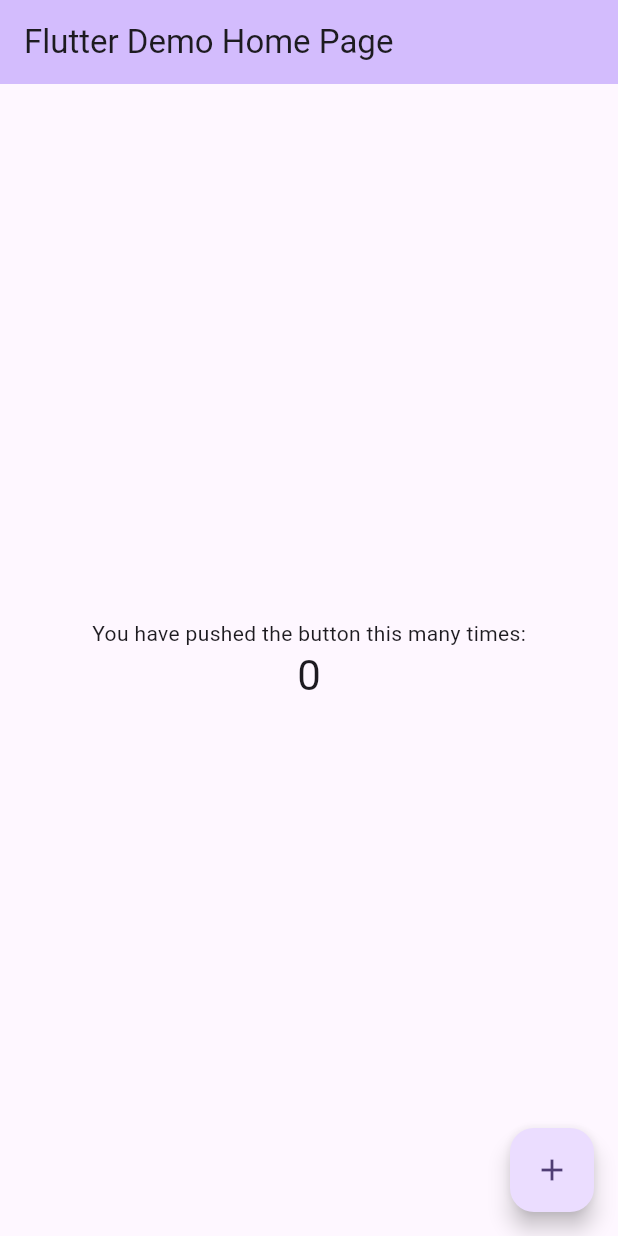
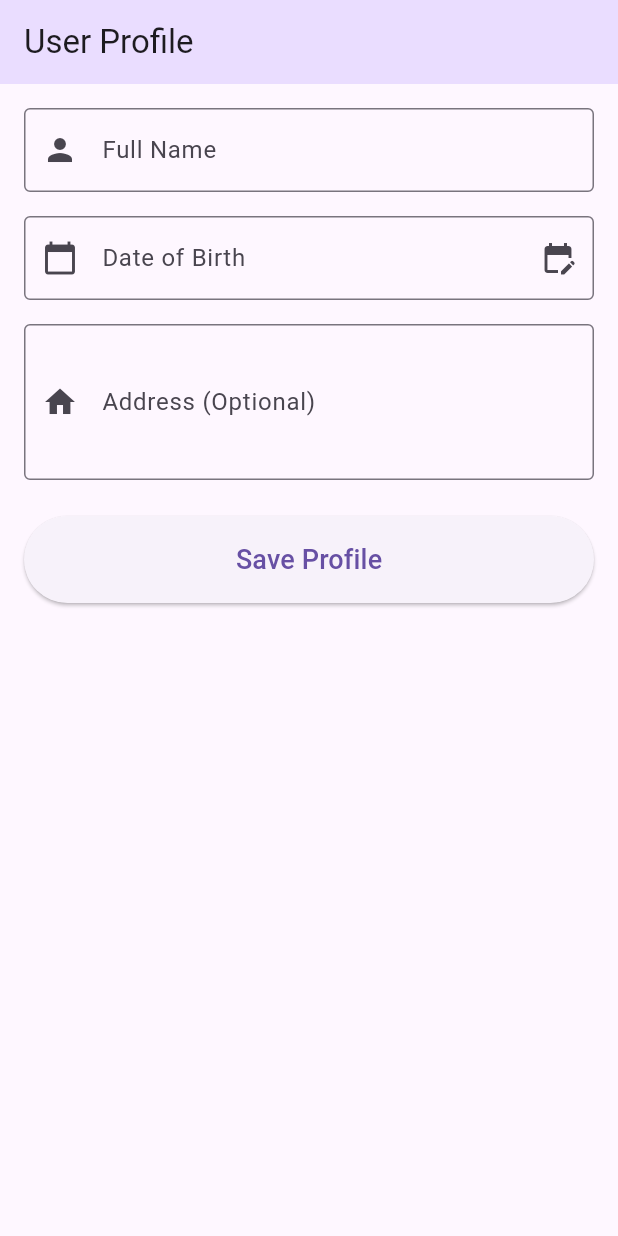
Before and after one commit to Jaslyn1191/hellohackers, a Flutter app: the screen it shows after launch, on a phone screen of 412 x 824 dp. Run offline on Flutter 3.47's test engine with Material 3 defaults, Android fonts, the phone set to English and light mode, and no system bars.

Commit message:
Added initial profile page

```diff
--- a/lib/main.dart
+++ b/lib/main.dart
@@ -1,4 +1,5 @@
 import 'package:flutter/material.dart';
+import 'profile_page.dart'; // Import your new page
 
 void main() {
   runApp(const MyApp());
@@ -7,116 +8,135 @@ void main() {
 class MyApp extends StatelessWidget {
   const MyApp({super.key});
 
-  // This widget is the root of your application.
   @override
   Widget build(BuildContext context) {
     return MaterialApp(
-      title: 'Flutter Demo',
-      theme: ThemeData(
-        // This is the theme of your application.
-        //
-        // TRY THIS: Try running your application with "flutter run". You'll see
-        // the application has a purple toolbar. Then, without quitting the app,
-        // try changing the seedColor in the colorScheme below to Colors.green
-        // and then invoke "hot reload" (save your changes or press the "hot
-        // reload" button in a Flutter-supported IDE, or press "r" if you used
-        // the command line to start the app).
-        //
-        // Notice that the counter didn't reset back to zero; the application
-        // state is not lost during the reload. To reset the state, use hot
-        // restart instead.
-        //
-        // This works for code too, not just values: Most code changes can be
-        // tested with just a hot reload.
-        colorScheme: .fromSeed(seedColor: Colors.deepPurple),
-      ),
-      home: const MyHomePage(title: 'Flutter Demo Home Page'),
+      title: 'OTC Medicine App',
+      theme: ThemeData(primarySwatch: Colors.blue),
+      home: const ProfilePage(), // Set ProfilePage as the home screen
     );
   }
 }
 
-class MyHomePage extends StatefulWidget {
-  const MyHomePage({super.key, required this.title});
+// import 'package:flutter/material.dart';
 
-  // This widget is the home page of your application. It is stateful, meaning
-  // that it has a State object (defined below) that contains fields that affect
-  // how it looks.
+// void main() {
+//   runApp(const MyApp());
+// }
 
-  // This class is the configuration for the state. It holds the values (in this
-  // case the title) provided by the parent (in this case the App widget) and
-  // used by the build method of the State. Fields in a Widget subclass are
-  // always marked "final".
+// class MyApp extends StatelessWidget {
+//   const MyApp({super.key});
 
-  final String title;
+//   // This widget is the root of your application.
+//   @override
+//   Widget build(BuildContext context) {
+//     return MaterialApp(
+//       title: 'Flutter Demo',
+//       theme: ThemeData(
+//         // This is the theme of your application.
+//         //
+//         // TRY THIS: Try running your application with "flutter run". You'll see
+//         // the application has a purple toolbar. Then, without quitting the app,
+//         // try changing the seedColor in the colorScheme below to Colors.green
+//         // and then invoke "hot reload" (save your changes or press the "hot
+//         // reload" button in a Flutter-supported IDE, or press "r" if you used
+//         // the command line to start the app).
+//         //
+//         // Notice that the counter didn't reset back to zero; the application
+//         // state is not lost during the reload. To reset the state, use hot
+//         // restart instead.
+//         //
+//         // This works for code too, not just values: Most code changes can be
+//         // tested with just a hot reload.
+//         colorScheme: .fromSeed(seedColor: Colors.deepPurple),
+//       ),
+//       home: const MyHomePage(title: 'Flutter Demo Home Page'),
+//     );
+//   }
+// }
 
-  @override
-  State<MyHomePage> createState() => _MyHomePageState();
-}
+// class MyHomePage extends StatefulWidget {
+//   const MyHomePage({super.key, required this.title});
 
-class _MyHomePageState extends State<MyHomePage> {
-  int _counter = 0;
+//   // This widget is the home page of your application. It is stateful, meaning
+//   // that it has a State object (defined below) that contains fields that affect
+//   // how it looks.
 
-  void _incrementCounter() {
-    setState(() {
-      // This call to setState tells the Flutter framework that something has
-      // changed in this State, which causes it to rerun the build method below
-      // so that the display can reflect the updated values. If we changed
-      // _counter without calling setState(), then the build method would not be
-      // called again, and so nothing would appear to happen.
-      _counter++;
-    });
-  }
+//   // This class is the configuration for the state. It holds the values (in this
+//   // case the title) provided by the parent (in this case the App widget) and
+//   // used by the build method of the State. Fields in a Widget subclass are
+//   // always marked "final".
 
-  @override
-  Widget build(BuildContext context) {
-    // This method is rerun every time setState is called, for instance as done
-    // by the _incrementCounter method above.
-    //
-    // The Flutter framework has been optimized to make rerunning build methods
-    // fast, so that you can just rebuild anything that needs updating rather
-    // than having to individually change instances of widgets.
-    return Scaffold(
-      appBar: AppBar(
-        // TRY THIS: Try changing the color here to a specific color (to
-        // Colors.amber, perhaps?) and trigger a hot reload to see the AppBar
-        // change color while the other colors stay the same.
-        backgroundColor: Theme.of(context).colorScheme.inversePrimary,
-        // Here we take the value from the MyHomePage object that was created by
-        // the App.build method, and use it to set our appbar title.
-        title: Text(widget.title),
-      ),
-      body: Center(
-        // Center is a layout widget. It takes a single child and positions it
-        // in the middle of the parent.
-        child: Column(
-          // Column is also a layout widget. It takes a list of children and
-          // arranges them vertically. By default, it sizes itself to fit its
-          // children horizontally, and tries to be as tall as its parent.
-          //
-          // Column has various properties to control how it sizes itself and
-          // how it positions its children. Here we use mainAxisAlignment to
-          // center the children vertically; the main axis here is the vertical
-          // axis because Columns are vertical (the cross axis would be
-          // horizontal).
-          //
-          // TRY THIS: Invoke "debug painting" (choose the "Toggle Debug Paint"
-          // action in the IDE, or press "p" in the console), to see the
-          // wireframe for each widget.
-          mainAxisAlignment: .center,
-          children: [
-            const Text('You have pushed the button this many times:'),
-            Text(
-              '$_counter',
-              style: Theme.of(context).textTheme.headlineMedium,
-            ),
-          ],
-        ),
-      ),
-      floatingActionButton: FloatingActionButton(
-        onPressed: _incrementCounter,
-        tooltip: 'Increment',
-        child: const Icon(Icons.add),
-      ),
-    );
-  }
-}
+//   final String title;
+
+//   @override
+//   State<MyHomePage> createState() => _MyHomePageState();
+// }
+
+// class _MyHomePageState extends State<MyHomePage> {
+//   int _counter = 0;
+
+//   void _incrementCounter() {
+//     setState(() {
+//       // This call to setState tells the Flutter framework that something has
+//       // changed in this State, which causes it to rerun the build method below
+//       // so that the display can reflect the updated values. If we changed
+//       // _counter without calling setState(), then the build method would not be
+//       // called again, and so nothing would appear to happen.
+//       _counter++;
+//     });
+//   }
+
+//   @override
+//   Widget build(BuildContext context) {
+//     // This method is rerun every time setState is called, for instance as done
+//     // by the _incrementCounter method above.
+//     //
+//     // The Flutter framework has been optimized to make rerunning build methods
+//     // fast, so that you can just rebuild anything that needs updating rather
+//     // than having to individually change instances of widgets.
+//     return Scaffold(
+//       appBar: AppBar(
+//         // TRY THIS: Try changing the color here to a specific color (to
+//         // Colors.amber, perhaps?) and trigger a hot reload to see the AppBar
+//         // change color while the other colors stay the same.
+//         backgroundColor: Theme.of(context).colorScheme.inversePrimary,
+//         // Here we take the value from the MyHomePage object that was created by
+//         // the App.build method, and use it to set our appbar title.
+//         title: Text(widget.title),
+//       ),
+//       body: Center(
+//         // Center is a layout widget. It takes a single child and positions it
+//         // in the middle of the parent.
+//         child: Column(
+//           // Column is also a layout widget. It takes a list of children and
+//           // arranges them vertically. By default, it sizes itself to fit its
+//           // children horizontally, and tries to be as tall as its parent.
+//           //
+//           // Column has various properties to control how it sizes itself and
+//           // how it positions its children. Here we use mainAxisAlignment to
+//           // center the children vertically; the main axis here is the vertical
+//           // axis because Columns are vertical (the cross axis would be
+//           // horizontal).
+//           //
+//           // TRY THIS: Invoke "debug painting" (choose the "Toggle Debug Paint"
+//           // action in the IDE, or press "p" in the console), to see the
+//           // wireframe for each widget.
+//           mainAxisAlignment: .center,
+//           children: [
+//             const Text('You have pushed the button this many times:'),
+//             Text(
+//               '$_counter',
+//               style: Theme.of(context).textTheme.headlineMedium,
+//             ),
+//           ],
+//         ),
+//       ),
+//       floatingActionButton: FloatingActionButton(
+//         onPressed: _incrementCounter,
+//         tooltip: 'Increment',
+//         child: const Icon(Icons.add),
+//       ),
+//     );
+//   }
+// }
--- /dev/null
+++ b/lib/profile_page.dart
@@ -0,0 +1,155 @@
+import 'package:flutter/material.dart';
+
+// This is a StatefulWidget because its content (the text in the form fields) can change.
+class ProfilePage extends StatefulWidget {
+  const ProfilePage({super.key});
+
+  @override
+  State<ProfilePage> createState() => _ProfilePageState();
+}
+
+class _ProfilePageState extends State<ProfilePage> {
+  // --- Key for the Form widget ---
+  // This key is used to uniquely identify the form and manage its state (like validation).
+  final _formKey = GlobalKey<FormState>();
+
+  // --- Controllers for Text Fields ---
+  // Controllers listen to and control the text inside a TextFormField.
+  final TextEditingController _nameController = TextEditingController();
+  final TextEditingController _dobController = TextEditingController();
+  final TextEditingController _addressController = TextEditingController();
+
+  // --- Function to select a date (for Date of Birth) ---
+  Future<void> _selectDate(BuildContext context) async {
+    // Show the date picker dialog
+    final DateTime? picked = await showDatePicker(
+      context: context,
+      initialDate: DateTime.now(),
+      firstDate: DateTime(1900), // Earliest date allowed
+      lastDate: DateTime.now(), // Latest date allowed (today)
+    );
+    // If a date was picked and it's different from the current one
+    if (picked != null) {
+      setState(() {
+        // Format the DateTime object to a simple String (YYYY-MM-DD)
+        // You can format this differently, e.g., using the `intl` package.
+        _dobController.text = "${picked.year}-${picked.month}-${picked.day}";
+      });
+    }
+  }
+
+  // --- Function called when the "Save Profile" button is pressed ---
+  void _saveProfile() {
+    // Validate all the form fields that have a `validator` function.
+    if (_formKey.currentState!.validate()) {
+      // If the form is valid, show a success message.
+      // In a real app, you would save this data to a database (like Firebase) here.
+      ScaffoldMessenger.of(context).showSnackBar(
+        const SnackBar(content: Text('Profile Saved! (Simulated)')),
+      );
+      // You can access the text from controllers like this:
+      // print('Name: ${_nameController.text}');
+      // print('DOB: ${_dobController.text}');
+      // print('Address: ${_addressController.text}');
+    }
+  }
+
+  // --- Important: Dispose controllers when the widget is removed ---
+  // This prevents memory leaks.
+  @override
+  void dispose() {
+    _nameController.dispose();
+    _dobController.dispose();
+    _addressController.dispose();
+    super.dispose();
+  }
+
+  @override
+  Widget build(BuildContext context) {
+    return Scaffold(
+      appBar: AppBar(
+        title: const Text('User Profile'),
+        backgroundColor: Theme.of(context).colorScheme.primaryContainer,
+      ),
+      body: Padding(
+        padding: const EdgeInsets.all(16.0),
+        // The Form widget groups and validates multiple form fields [citation:3]
+        child: Form(
+          key: _formKey,
+          child: ListView(
+            // ListView is scrollable, good for forms on small screens
+            children: [
+              // --- Name Field ---
+              TextFormField(
+                controller: _nameController,
+                decoration: const InputDecoration(
+                  labelText: 'Full Name',
+                  border: OutlineInputBorder(),
+                  prefixIcon: Icon(Icons.person),
+                ),
+                keyboardType: TextInputType.name,
+                // Validator ensures the field isn't empty [citation:3]
+                validator: (value) {
+                  if (value == null || value.isEmpty) {
+                    return 'Please enter your name';
+                  }
+                  return null;
+                },
+              ),
+              const SizedBox(height: 16),
+
+              // --- Date of Birth Field ---
+              TextFormField(
+                controller: _dobController,
+                decoration: InputDecoration(
+                  labelText: 'Date of Birth',
+                  border: const OutlineInputBorder(),
+                  prefixIcon: const Icon(Icons.calendar_today),
+                  // Add a suffix icon to make it clear it's tappable
+                  suffixIcon: IconButton(
+                    icon: const Icon(Icons.edit_calendar),
+                    onPressed: () => _selectDate(context),
+                  ),
+                ),
+                readOnly: true, // Prevents manual typing, forces date picker
+                validator: (value) {
+                  if (value == null || value.isEmpty) {
+                    return 'Please select your date of birth';
+                  }
+                  return null;
+                },
+              ),
+              const SizedBox(height: 16),
+
+              // --- Address Field (Optional) ---
+              TextFormField(
+                controller: _addressController,
+                decoration: const InputDecoration(
+                  labelText: 'Address (Optional)',
+                  border: OutlineInputBorder(),
+                  prefixIcon: Icon(Icons.home),
+                ),
+                keyboardType: TextInputType.streetAddress,
+                maxLines: 3, // Allows for multi-line addresses
+                // No validator means this field is optional
+              ),
+              const SizedBox(height: 24),
+
+              // --- Save Button ---
+              ElevatedButton(
+                onPressed: _saveProfile,
+                style: ElevatedButton.styleFrom(
+                  padding: const EdgeInsets.symmetric(vertical: 16),
+                ),
+                child: const Text(
+                  'Save Profile',
+                  style: TextStyle(fontSize: 18),
+                ),
+              ),
+            ],
+          ),
+        ),
+      ),
+    );
+  }
+}
```
